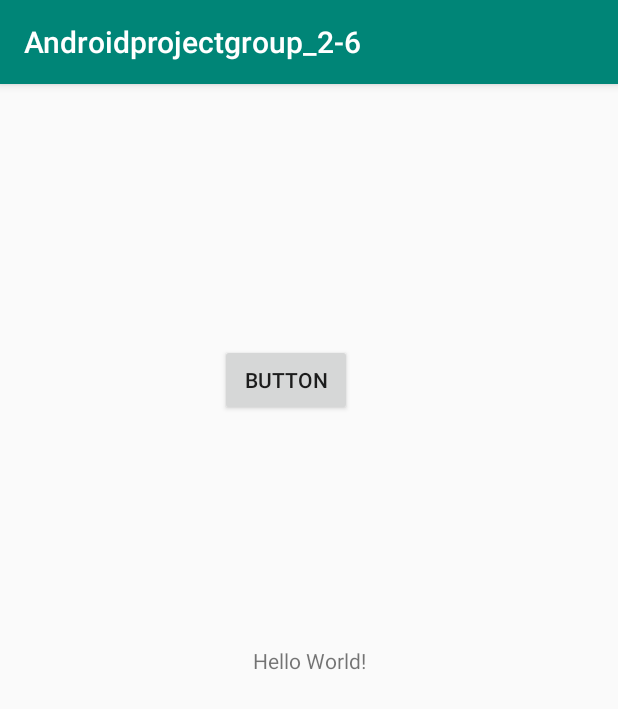
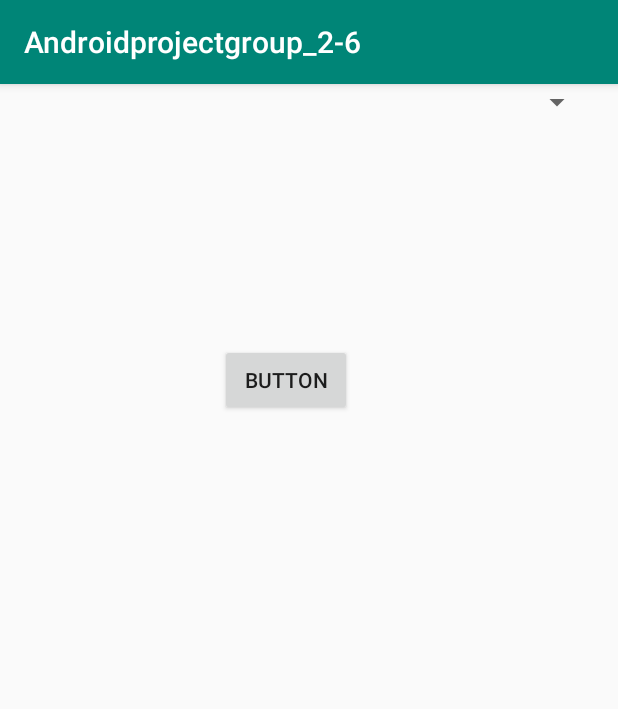
Before and after one commit to priyanka411/Android2-6, an Android app: the MainActivity screen opened directly, with no data from a screen before it, on a phone screen of 412 x 824 dp. Shown: the top 709 px of the screen. Run offline under Robolectric (Android 15) with nearby library versions, the phone set to English and light mode, and no system bars.

Commit message:
updated main/res/layout/activity_main.xml

```diff
--- a/Androidprojectgroup_26/app/src/main/res/layout/activity_main.xml
+++ b/Androidprojectgroup_26/app/src/main/res/layout/activity_main.xml
@@ -5,15 +5,6 @@
     android:layout_width="match_parent"
     android:layout_height="match_parent"
     tools:context=".MainActivity">
-
-    <TextView
-        android:layout_width="wrap_content"
-        android:layout_height="wrap_content"
-        android:text="Hello World!"
-        app:layout_constraintBottom_toBottomOf="parent"
-        app:layout_constraintLeft_toLeftOf="parent"
-        app:layout_constraintRight_toRightOf="parent"
-        app:layout_constraintTop_toTopOf="parent" />
 
     <Button
         android:id="@+id/button"
@@ -27,4 +18,11 @@
         app:layout_constraintTop_toTopOf="parent"
         app:layout_constraintVertical_bias="0.241" />
 
+    <Spinner
+        android:id="@+id/spinner"
+        android:layout_width="395dp"
+        android:layout_height="wrap_content"
+        tools:layout_editor_absoluteX="8dp"
+        tools:layout_editor_absoluteY="333dp" />
+
 </android.support.constraint.ConstraintLayout>
```
